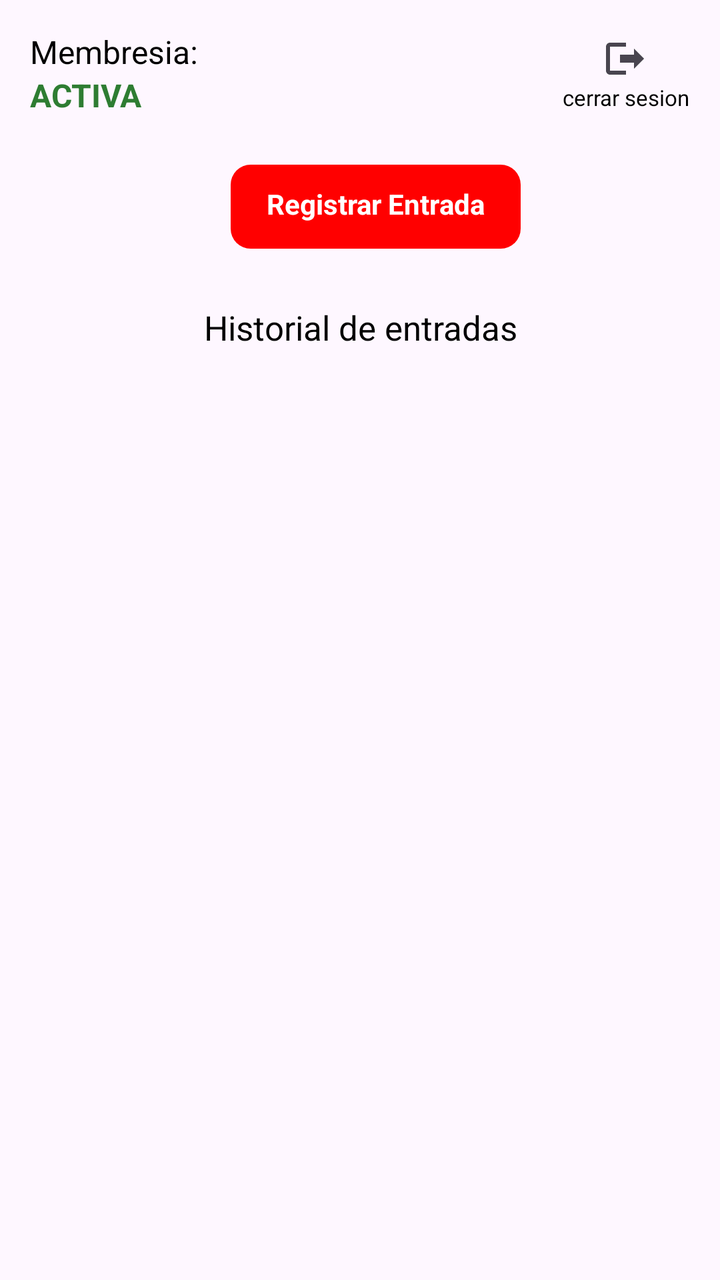
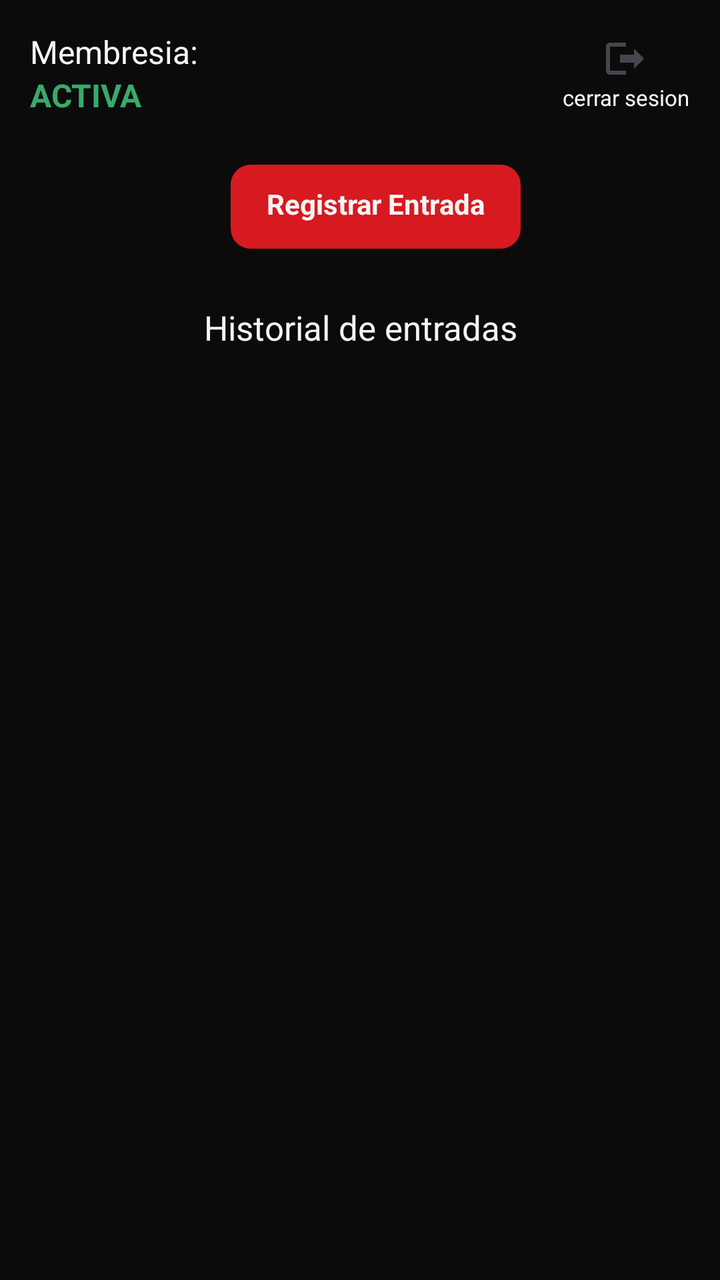

Screens rendered from an Android XML layout before and after an edit, with the pre-edit source and the edit as a unified diff.
<!-- AndroidManifest.xml: application theme Theme.AppGYM -->
<!-- res/layout/fragment_progreso.xml -->
<?xml version="1.0" encoding="utf-8"?>
<androidx.constraintlayout.widget.ConstraintLayout xmlns:android="http://schemas.android.com/apk/res/android"
    xmlns:app="http://schemas.android.com/apk/res-auto"
    xmlns:tools="http://schemas.android.com/tools"
    android:id="@+id/main"
    android:layout_width="match_parent"
    android:layout_height="match_parent"
    tools:context=".Progreso">

    <LinearLayout
        android:layout_width="match_parent"
        android:layout_height="match_parent"
        android:orientation="vertical">

        <View
            android:layout_width="0dp"
            android:layout_height="15dp"/>

        
        <LinearLayout
            android:layout_width="match_parent"
            android:layout_height="wrap_content"
            android:orientation="horizontal"
            android:gravity="center_vertical">

            <View
                android:layout_width="15dp"
                android:layout_height="0dp"/>

            <LinearLayout
                android:layout_width="wrap_content"
                android:layout_height="wrap_content"
                android:orientation="vertical">

                <TextView
                    android:layout_width="wrap_content"
                    android:layout_height="wrap_content"
                    android:text="Membresia:"
                    android:textSize="16sp"
                    android:textColor="#000000"/>

                <TextView
                    android:layout_width="wrap_content"
                    android:layout_height="wrap_content"
                    android:text="ACTIVA"
                    android:textSize="16sp"
                    android:textStyle="bold"
                    android:textColor="#2E7D32"/>

            </LinearLayout>

            <View
                android:layout_width="0dp"
                android:layout_height="0dp"
                android:layout_weight="1"/>

            <LinearLayout
                android:layout_width="wrap_content"
                android:layout_height="wrap_content"
                android:orientation="vertical"
                android:gravity="center"
                android:background="?attr/selectableItemBackground">

                <ImageView
                    android:layout_width="wrap_content"
                    android:layout_height="wrap_content"
                    android:src="@drawable/ic_logout"/>

                <TextView
                    android:layout_width="wrap_content"
                    android:layout_height="wrap_content"
                    android:text="cerrar sesion"
                    android:textSize="11sp"
                    android:textColor="#000000"/>

            </LinearLayout>

            <View
                android:layout_width="15dp"
                android:layout_height="0dp"/>

        </LinearLayout>

        <View
            android:layout_width="0dp"
            android:layout_height="24dp"/>

        
        <LinearLayout
            android:layout_width="wrap_content"
            android:layout_height="wrap_content"
            android:layout_gravity="center">

            <View
                android:layout_width="16dp"
                android:layout_height="0dp"/>

            <TextView
                android:id="@+id/btn_registrar_entrada"

                android:layout_width="wrap_content"
                android:layout_height="42dp"
                android:background="@drawable/fondo_boton"
                android:paddingStart="18dp"
                android:paddingTop="10dp"
                android:paddingEnd="18dp"
                android:paddingBottom="10dp"
                android:text="Registrar Entrada"
                android:textColor="#FFFFFF"
                android:textStyle="bold" />

        </LinearLayout>

        <View
            android:layout_width="0dp"
            android:layout_height="28dp"/>

        
        <TextView
            android:layout_width="match_parent"
            android:layout_height="wrap_content"
            android:gravity="center"
            android:text="Historial de entradas"
            android:textSize="17sp"
            android:textColor="#000000"/>

        <View
            android:layout_width="0dp"
            android:layout_height="16dp"/>

        
        <androidx.recyclerview.widget.RecyclerView
            android:id="@+id/rv_historial"
            android:layout_width="match_parent"
            android:layout_height="0dp"
            android:layout_weight="1"
            android:paddingStart="8dp"
            android:paddingEnd="8dp"
            tools:listitem="@layout/item_entrada_historial"/>

    </LinearLayout>

</androidx.constraintlayout.widget.ConstraintLayout>
<!-- res/layout/item_entrada_historial.xml (included above) -->
<?xml version="1.0" encoding="utf-8"?>
<LinearLayout xmlns:android="http://schemas.android.com/apk/res/android"
    android:layout_width="match_parent"
    android:layout_height="wrap_content"
    android:orientation="vertical">

    <LinearLayout
        android:id="@+id/contenedor_fila"
        android:layout_width="match_parent"
        android:layout_height="wrap_content"
        android:orientation="horizontal"
        android:gravity="center_vertical"
        android:paddingTop="14dp"
        android:paddingBottom="14dp"
        android:paddingStart="16dp"
        android:paddingEnd="16dp">

        <ImageView
            android:id="@+id/img_icono_fila"
            android:layout_width="22dp"
            android:layout_height="22dp"
            android:src="@drawable/ic_pesa_historial"/>

        <View
            android:layout_width="14dp"
            android:layout_height="0dp"/>

        <TextView
            android:id="@+id/txt_fecha_fila"
            android:layout_width="0dp"
            android:layout_height="wrap_content"
            android:layout_weight="1"
            android:text="Viernes, 5 de Julio"
            android:textSize="15sp"
            android:textColor="#000000"/>

        <ImageView
            android:layout_width="16dp"
            android:layout_height="16dp"
            android:src="@drawable/ic_chevron_derecha"/>

    </LinearLayout>

    <View
        android:id="@+id/divisor_fila"
        android:layout_width="match_parent"
        android:layout_height="1dp"
        android:layout_marginStart="16dp"
        android:layout_marginEnd="16dp"
        android:background="#E5E5E5"/>

</LinearLayout>
<!-- resources referenced by this layout -->
<resources>
  <!-- drawable fondo_boton (drawable) -->
  <?xml version="1.0" encoding="utf-8"?>
  <shape xmlns:android="http://schemas.android.com/apk/res/android"
      android:shape="rectangle">
  
      <solid android:color="#FF0000" />
  
      <corners android:radius="10dp" />
  
  </shape>
  <!-- drawable ic_chevron_derecha (drawable) -->
  <vector xmlns:android="http://schemas.android.com/apk/res/android"
      android:width="16dp"
      android:height="16dp"
      android:viewportWidth="24"
      android:viewportHeight="24">
  
      <path
          android:fillColor="#BBBBBB"
          android:pathData="M9,6l6,6l-6,6l-1.4,-1.4l4.6,-4.6l-4.6,-4.6z"/>
  
  </vector>
  <!-- drawable ic_logout (drawable) -->
  <?xml version="1.0" encoding="utf-8"?>
  <vector xmlns:android="http://schemas.android.com/apk/res/android"
      android:width="24dp"
      android:height="24dp"
      android:viewportWidth="24"
      android:viewportHeight="24"
      android:tint="?attr/colorControlNormal">
      <path
          android:fillColor="#000000"
          android:pathData="M16,17l5,-5 -5,-5v3H9v4h7v3zM4,4h8v2H4v12h8v2H4c-1.1,0 -2,-0.9 -2,-2V6c0,-1.1 0.9,-2 2,-2z" />
  </vector>
  <!-- drawable ic_pesa_historial (drawable) -->
  <vector xmlns:android="http://schemas.android.com/apk/res/android"
      android:width="24dp"
      android:height="24dp"
      android:viewportWidth="24"
      android:viewportHeight="24">
  
      
      <path
          android:fillColor="#000000"
          android:pathData="M9,11h6v2H9z"/>
  
      
      <path
          android:strokeColor="#000000"
          android:strokeWidth="1.6"
          android:pathData="M3,8v8"/>
  
      
      <path
          android:strokeColor="#000000"
          android:strokeWidth="1.6"
          android:pathData="M6,6v12"/>
  
      
      <path
          android:strokeColor="#000000"
          android:strokeWidth="1.6"
          android:pathData="M18,6v12"/>
  
      
      <path
          android:strokeColor="#000000"
          android:strokeWidth="1.6"
          android:pathData="M21,8v8"/>
  
  </vector>
  <style name="Theme.AppGYM" parent="Base.Theme.AppGYM" />
  <style name="Base.Theme.AppGYM" parent="Theme.Material3.DayNight.NoActionBar">
          
          
      </style>
</resources>

<!-- the commit's change to res/layout/fragment_progreso.xml (unified diff, before → after) -->
@@ -5,6 +5,7 @@
     android:id="@+id/main"
     android:layout_width="match_parent"
     android:layout_height="match_parent"
+    android:background="@color/app_background"
     tools:context=".Progreso">
 
     <LinearLayout
@@ -37,7 +38,7 @@
                     android:layout_height="wrap_content"
                     android:text="Membresia:"
                     android:textSize="16sp"
-                    android:textColor="#000000"/>
+                    android:textColor="@color/text_primary"/>
 
                 <TextView
                     android:layout_width="wrap_content"
@@ -45,7 +46,7 @@
                     android:text="ACTIVA"
                     android:textSize="16sp"
                     android:textStyle="bold"
-                    android:textColor="#2E7D32"/>
+                    android:textColor="@color/success"/>
 
             </LinearLayout>
 
@@ -71,7 +72,7 @@
                     android:layout_height="wrap_content"
                     android:text="cerrar sesion"
                     android:textSize="11sp"
-                    android:textColor="#000000"/>
+                    android:textColor="@color/text_primary"/>
 
             </LinearLayout>
 
@@ -106,7 +107,7 @@
                 android:paddingEnd="18dp"
                 android:paddingBottom="10dp"
                 android:text="Registrar Entrada"
-                android:textColor="#FFFFFF"
+                android:textColor="@color/text_primary"
                 android:textStyle="bold" />
 
         </LinearLayout>
@@ -122,7 +123,7 @@
             android:gravity="center"
             android:text="Historial de entradas"
             android:textSize="17sp"
-            android:textColor="#000000"/>
+            android:textColor="@color/text_primary"/>
 
         <View
             android:layout_width="0dp"
@@ -146,7 +147,8 @@
 <LinearLayout xmlns:android="http://schemas.android.com/apk/res/android"
     android:layout_width="match_parent"
     android:layout_height="wrap_content"
-    android:orientation="vertical">
+    android:orientation="vertical"
+    >
 
     <LinearLayout
         android:id="@+id/contenedor_fila"
@@ -157,13 +159,15 @@
         android:paddingTop="14dp"
         android:paddingBottom="14dp"
         android:paddingStart="16dp"
-        android:paddingEnd="16dp">
+        android:paddingEnd="16dp"
+        android:background="@color/app_background">
 
         <ImageView
             android:id="@+id/img_icono_fila"
             android:layout_width="22dp"
             android:layout_height="22dp"
-            android:src="@drawable/ic_pesa_historial"/>
+            android:src="@drawable/ic_pesa_historial"
+            android:background="@color/black"/>
 
         <View
             android:layout_width="14dp"
@@ -176,7 +180,7 @@
             android:layout_weight="1"
             android:text="Viernes, 5 de Julio"
             android:textSize="15sp"
-            android:textColor="#000000"/>
+            android:textColor="@color/white"/>
 
         <ImageView
             android:layout_width="16dp"
@@ -191,6 +195,6 @@
         android:layout_height="1dp"
         android:layout_marginStart="16dp"
         android:layout_marginEnd="16dp"
-        android:background="#E5E5E5"/>
+        android:background="@color/surface_alt"/>
 
 </LinearLayout>
<!-- resource entries referenced after the edit -->
@@ -1,11 +1,17 @@
 <!-- resources referenced by this layout -->
 <resources>
+  <color name="app_background">#0B0B0B</color>
+  <color name="black">#0B0B0B</color>
+  <color name="success">#39A96B</color>
+  <color name="surface_alt">#171717</color>
+  <color name="text_primary">#F5F5F5</color>
+  <color name="white">#FFFFFF</color>
   <!-- drawable fondo_boton (drawable) -->
   <?xml version="1.0" encoding="utf-8"?>
   <shape xmlns:android="http://schemas.android.com/apk/res/android"
       android:shape="rectangle">
   
-      <solid android:color="#FF0000" />
+      <solid android:color="@color/accent_red" />
   
       <corners android:radius="10dp" />
   
@@ -31,7 +37,7 @@
       android:viewportHeight="24"
       android:tint="?attr/colorControlNormal">
       <path
-          android:fillColor="#000000"
+          android:fillColor="@color/text_primary"
           android:pathData="M16,17l5,-5 -5,-5v3H9v4h7v3zM4,4h8v2H4v12h8v2H4c-1.1,0 -2,-0.9 -2,-2V6c0,-1.1 0.9,-2 2,-2z" />
   </vector>
   <!-- drawable ic_pesa_historial (drawable) -->
@@ -40,38 +46,40 @@
       android:height="24dp"
       android:viewportWidth="24"
       android:viewportHeight="24">
+      
   
       
       <path
-          android:fillColor="#000000"
+          android:fillColor="@color/text_primary"
           android:pathData="M9,11h6v2H9z"/>
   
       
       <path
-          android:strokeColor="#000000"
+          android:strokeColor="@color/text_primary"
           android:strokeWidth="1.6"
           android:pathData="M3,8v8"/>
   
       
       <path
-          android:strokeColor="#000000"
+          android:strokeColor="@color/text_primary"
           android:strokeWidth="1.6"
           android:pathData="M6,6v12"/>
   
       
       <path
-          android:strokeColor="#000000"
+          android:strokeColor="@color/text_primary"
           android:strokeWidth="1.6"
           android:pathData="M18,6v12"/>
   
       
       <path
-          android:strokeColor="#000000"
+          android:strokeColor="@color/text_primary"
           android:strokeWidth="1.6"
           android:pathData="M21,8v8"/>
   
   </vector>
   <style name="Theme.AppGYM" parent="Base.Theme.AppGYM" />
+  <color name="accent_red">#D71920</color>
   <style name="Base.Theme.AppGYM" parent="Theme.Material3.DayNight.NoActionBar">
           
           
